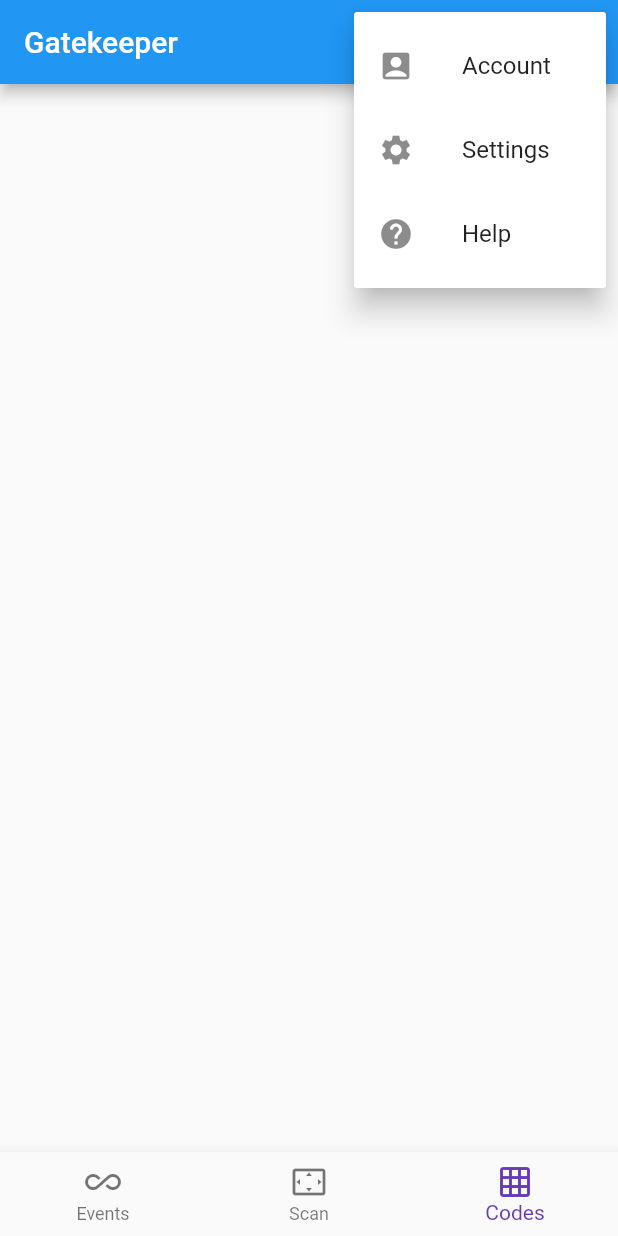
After one commit to asundheim/Doorman, a Flutter app: the screen it shows after launch, item 3 of the bottom bar chosen, after a tap on the "more vert" icon, on a phone screen of 412 x 824 dp. The commit adds this screen. Run offline on Flutter 3.47's test engine with Material 2 defaults, Android fonts, the phone set to English and light mode, and no system bars; our stand-ins replace google_sign_in, qr_flutter; missing offline and left inert: qrcode_reader.

Commit message:
added dropdown and added codes

```diff
--- a/lib/pages/auth.dart
+++ b/lib/pages/account.dart
@@ -1,13 +1,13 @@
 import 'package:flutter/material.dart';
-import 'package:gatekeeper/auth_service.dart' as authService;
 
-class Auth extends StatefulWidget {
+import 'package:gatekeeper/services/auth_service.dart' as authService;
+
+class Account extends StatefulWidget {
   @override
-  _AuthState createState() => _AuthState();
+  _AccountState createState() => _AccountState();
 }
 
-class _AuthState extends State<Auth> {
-
+class _AccountState extends State<Account> {
   @override
   Widget build(BuildContext context) {
     return Scaffold(
--- /dev/null
+++ b/lib/pages/codes.dart
@@ -0,0 +1,45 @@
+import 'package:flutter/material.dart';
+
+class Codes extends StatefulWidget {
+  @override
+  _CodesState createState() => _CodesState();
+}
+
+class _CodesState extends State<Codes> {
+
+  List<String> eventsCode;
+
+  @override
+  void initState() {
+    // TODO: implement initState
+    super.initState();
+  }
+
+  @override
+  Widget build(BuildContext context) {
+    return Scaffold(
+        body: Material(
+          child: Column(
+            children: <Widget>[
+              Expanded(
+                child: ListView.builder(
+                    //itemCount: (events == null ? 0 : events.length),
+                    shrinkWrap: true,
+                    scrollDirection: Axis.vertical,
+                    itemBuilder: (BuildContext context, int index) {
+                      const Padding(padding: EdgeInsets.all(16.0));
+                      return InkWell(
+                          onTap: () => setState(() {}),
+                          child: ListTile(
+                            //title: Text(events[index]),
+                          )
+                      );
+                    }
+                ),
+              ),
+            ],
+          ),
+        )
+    );
+  }
+}
--- a/lib/pages/home.dart
+++ b/lib/pages/home.dart
@@ -1,9 +1,14 @@
 import 'package:flutter/material.dart';
+
+import 'package:url_launcher/url_launcher.dart';
+
+// Pages
 import './scanner.dart';
 import './qrgenerator.dart';
-import './auth.dart';
 import './events.dart';
 import './settings.dart';
+import './account.dart';
+import './codes.dart';
 
 class Home extends StatefulWidget {
   Home({Key key}) : super(key:key);
@@ -17,7 +22,7 @@ class _HomeState extends State<Home> {
   final _widgetOptions = [
     Events(),
     Scanner(),
-    Auth()
+    Codes()
   ];
 
   @override
@@ -26,10 +31,47 @@ class _HomeState extends State<Home> {
       appBar: AppBar(
         title: const Text('Gatekeeper'),
         actions: <Widget>[
-          IconButton(
-            icon: const Icon(Icons.settings),
-            onPressed: ()  => Navigator.push(context, MaterialPageRoute(builder: (BuildContext context) => Settings())),
-          )
+          PopupMenuButton<Text>(
+            icon: const Icon(Icons.more_vert),
+            onSelected: (Text menuItem) {
+              switch (menuItem.data.toLowerCase()) {
+                case 'account': Navigator.push(
+                    context, MaterialPageRoute<dynamic>(
+                    builder: (BuildContext context) => Account()));
+                  break;
+                case 'settings': Navigator.push(
+                    context, MaterialPageRoute<dynamic>(
+                    builder: (BuildContext context) => Settings()));
+                  break;
+                case 'help' : _launchHelp();
+              }
+            },
+            offset: Offset(0, 8.0),
+            itemBuilder: (BuildContext context) =>
+                <ListTile>[
+                  ListTile(
+                    title: Text('Account'),
+                    leading: Icon(Icons.account_box),
+                    contentPadding: EdgeInsets.all(0.0),
+                    ),
+                  ListTile(
+                    title: Text('Settings'),
+                    leading: Icon(Icons.settings),
+                    contentPadding: EdgeInsets.all(0.0),
+                  ),
+                  ListTile(
+                    title: Text('Help'),
+                    leading: Icon(Icons.help),
+                    contentPadding: EdgeInsets.all(0.0),
+                  ),
+                ]
+              .map((ListTile x) =>
+                    PopupMenuItem<Text>(
+                      value: x.title,
+                      child: x,
+                      ),
+                    ).toList(),
+          ),
         ],
       ),
       body: _widgetOptions[_selectedIndex],
@@ -49,4 +91,13 @@ class _HomeState extends State<Home> {
   void _onItemTapped(int index, BuildContext context) {
     setState(() => _selectedIndex = index);
   }
+
+  Future<void> _launchHelp() async {
+    final String url = 'https://github.com/DarthEvandar/Gatekeeper/issues';
+    if (await canLaunch(url)) {
+      await launch(url);
+    } else {
+      throw 'Could not launch $url';
+    }
+  }
 }
--- a/pubspec.yaml
+++ b/pubspec.yaml
@@ -20,6 +20,7 @@ dependencies:
   qr_flutter: ^1.1.6
   path_provider: ^0.5.0+1
   google_sign_in: ^4.0.1
+  url_launcher: ^4.0.3
   # The following adds the Cupertino Icons font to your application.
   # Use with the CupertinoIcons class for iOS style icons.
   cupertino_icons: ^0.1.2
```
Also changed, not shown: lib/services/auth_service.dart (renamed from lib/auth_service.dart).
